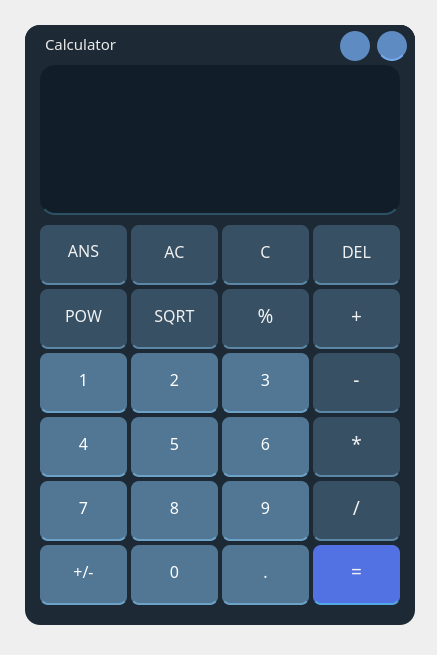
Asteria101/Calculator, file basic_calculator.ui: the form before one commit.
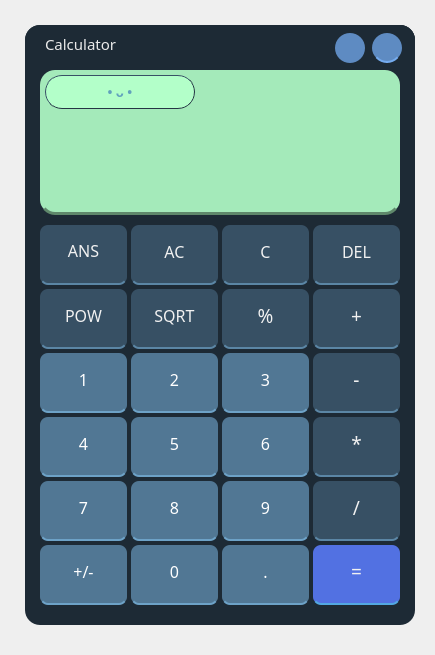
The form after the commit. Icons and pictures are not drawn.

Commit message: Add face display

The edit to the form file:
```diff
--- a/basic_calculator.ui
+++ b/basic_calculator.ui
@@ -6,10 +6,15 @@
    <rect>
     <x>0</x>
     <y>0</y>
-    <width>437</width>
+    <width>435</width>
     <height>655</height>
    </rect>
   </property>
+  <property name="font">
+   <font>
+    <family>Cascadia Code</family>
+   </font>
+  </property>
   <property name="windowTitle">
    <string>MainWindow</string>
   </property>
@@ -36,11 +41,29 @@
      <property name="geometry">
       <rect>
        <x>15</x>
-       <y>40</y>
+       <y>45</y>
        <width>360</width>
-       <height>150</height>
+       <height>145</height>
       </rect>
      </property>
+     <property name="sizePolicy">
+      <sizepolicy hsizetype="Expanding" vsizetype="Expanding">
+       <horstretch>0</horstretch>
+       <verstretch>0</verstretch>
+      </sizepolicy>
+     </property>
+     <property name="minimumSize">
+      <size>
+       <width>0</width>
+       <height>0</height>
+      </size>
+     </property>
+     <property name="maximumSize">
+      <size>
+       <width>16777215</width>
+       <height>16777215</height>
+      </size>
+     </property>
      <property name="font">
       <font>
        <family>Cascadia Code</family>
@@ -52,11 +75,19 @@
       <enum>Qt::LeftToRight</enum>
      </property>
      <property name="styleSheet">
-      <string notr="true">background-color:rgba(17, 30, 42, 255);
+      <string notr="true">/*background-color:rgba(17, 30, 42, 255);
 border-bottom:2px solid rgba(0, 0, 0, 0);
 border-bottom-color:rgba(46, 82, 101, 255);
-color:rgb(71, 128, 177);
-padding-bottom:7px;</string>
+padding-bottom:7px;*/
+
+color:rgba(71, 128, 177, 235);
+
+
+background-color: rgba(179, 255, 201, 230);
+border-bottom:3px solid rgba(0, 0, 0, 0);
+border-bottom-color:rgb(95, 136, 107);
+padding-bottom:7px;
+</string>
      </property>
      <property name="text">
       <string/>
@@ -68,11 +99,17 @@
       <number>0</number>
      </property>
      <property name="alignment">
-      <set>Qt::AlignLeading|Qt::AlignLeft|Qt::AlignVCenter</set>
+      <set>Qt::AlignCenter</set>
      </property>
      <property name="readOnly">
       <bool>true</bool>
      </property>
+     <property name="placeholderText">
+      <string/>
+     </property>
+     <property name="clearButtonEnabled">
+      <bool>false</bool>
+     </property>
     </widget>
     <widget class="QPushButton" name="ANS">
      <property name="geometry">
@@ -1074,8 +1111,8 @@
       <widget class="QPushButton" name="close_window_button">
        <property name="geometry">
         <rect>
-         <x>82</x>
-         <y>6</y>
+         <x>77</x>
+         <y>8</y>
          <width>30</width>
          <height>30</height>
         </rect>
@@ -1116,8 +1153,8 @@
       <widget class="QPushButton" name="minimize_window_button">
        <property name="geometry">
         <rect>
-         <x>45</x>
-         <y>6</y>
+         <x>40</x>
+         <y>8</y>
          <width>30</width>
          <height>30</height>
         </rect>
@@ -1180,6 +1217,40 @@
       </property>
      </widget>
     </widget>
+    <widget class="QLabel" name="face">
+     <property name="geometry">
+      <rect>
+       <x>20</x>
+       <y>50</y>
+       <width>150</width>
+       <height>34</height>
+      </rect>
+     </property>
+     <property name="font">
+      <font>
+       <family>Cascadia Code</family>
+       <pointsize>10</pointsize>
+       <weight>75</weight>
+       <bold>true</bold>
+      </font>
+     </property>
+     <property name="styleSheet">
+      <string notr="true">border:1px outset rgb(37, 54, 68);
+border-radius:17px;
+color:rgba(74, 135, 185, 200);
+background-color:rgba(179, 255, 201, 255);
+</string>
+     </property>
+     <property name="text">
+      <string>• ᴗ •</string>
+     </property>
+     <property name="textFormat">
+      <enum>Qt::RichText</enum>
+     </property>
+     <property name="alignment">
+      <set>Qt::AlignCenter</set>
+     </property>
+    </widget>
    </widget>
   </widget>
  </widget>
```
Left out of the diff: 2 changed lines with no effect on the pictures. The commit also changes 1 other file.
